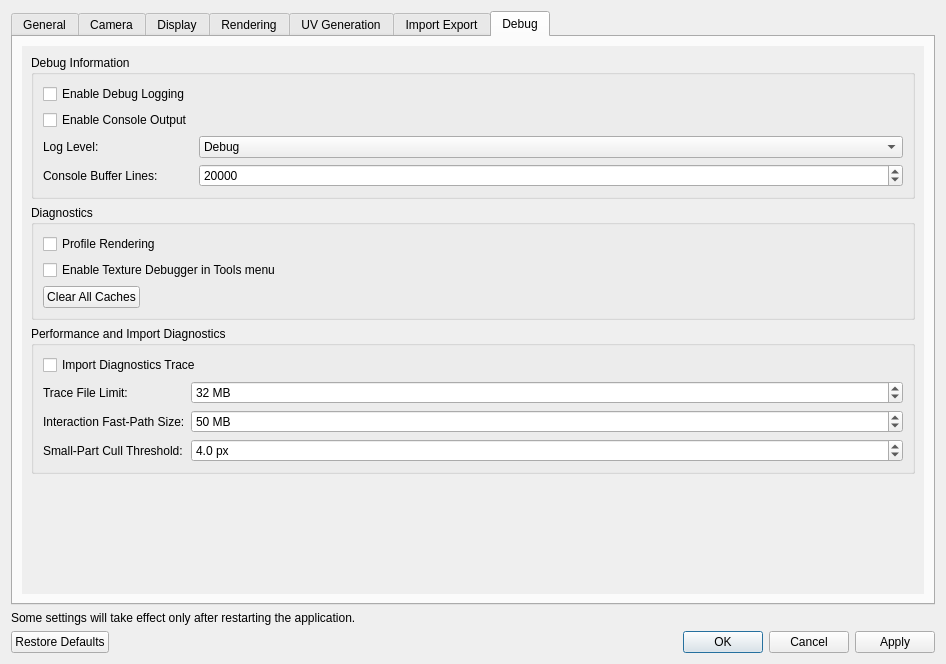
Old version of the form ui/App/SettingsDialog.ui in the repository sharjith/ModelViewer-Qt.
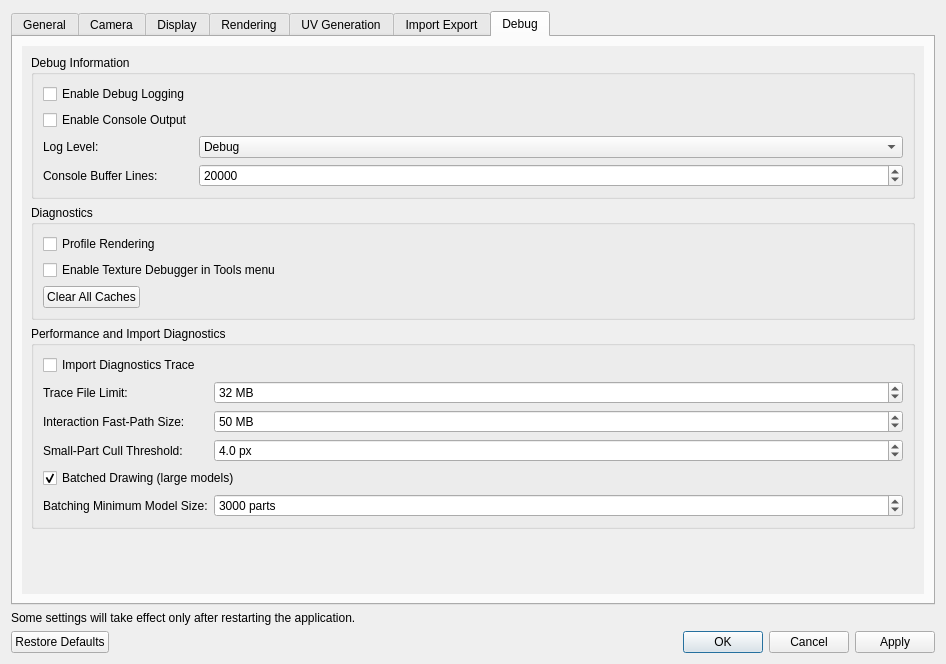
New version of the form. The open tabs and pages were chosen to show the change.

Commit message: Large assemblies: draw batching, raw-GL mesh buffers, cheaper per-mesh uniforms and culling

Patch:
```diff
--- a/ui/App/SettingsDialog.ui
+++ b/ui/App/SettingsDialog.ui
@@ -2507,6 +2507,54 @@
             </property>
            </widget>
           </item>
+          <item row="4" column="0" colspan="2">
+           <widget class="QCheckBox" name="batchedDrawingCheckBox">
+            <property name="toolTip">
+             <string>Draw large models with far fewer GPU draw calls by
+merging static parts of the same material into shared
+buffers. Parts that are selected, hovered, moved or
+otherwise special are still drawn individually.
+Takes effect within a second.</string>
+            </property>
+            <property name="text">
+             <string>Batched Drawing (large models)</string>
+            </property>
+            <property name="checked">
+             <bool>true</bool>
+            </property>
+           </widget>
+          </item>
+          <item row="5" column="0">
+           <widget class="QLabel" name="batchMinMeshesLabel">
+            <property name="text">
+             <string>Batching Minimum Model Size:</string>
+            </property>
+           </widget>
+          </item>
+          <item row="5" column="1">
+           <widget class="QSpinBox" name="batchMinMeshesSpinBox">
+            <property name="toolTip">
+             <string>Batched drawing is only used when at least this many
+parts are displayed, so ordinary models are never
+affected. Takes effect within a second.</string>
+            </property>
+            <property name="suffix">
+             <string> parts</string>
+            </property>
+            <property name="minimum">
+             <number>0</number>
+            </property>
+            <property name="maximum">
+             <number>1000000</number>
+            </property>
+            <property name="singleStep">
+             <number>500</number>
+            </property>
+            <property name="value">
+             <number>3000</number>
+            </property>
+           </widget>
+          </item>
          </layout>
         </widget>
        </item>
```
Left out of the diff: 2 changed lines with no effect on the pictures. The commit also changes 14 other files.
